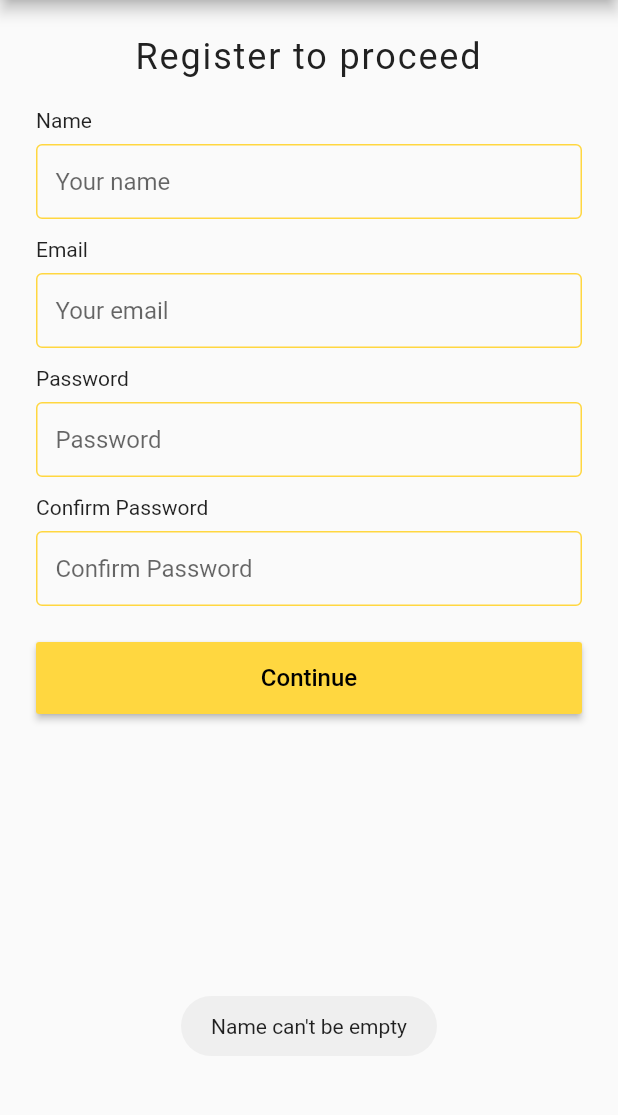
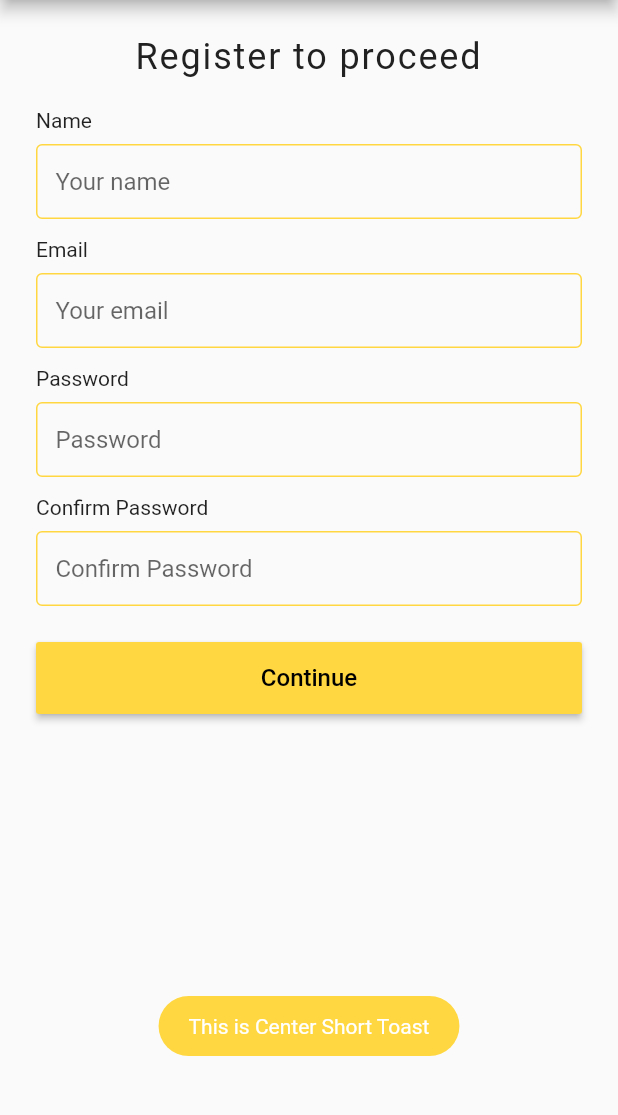
Before and after one commit to rktuhinbd/learn_flutter, a Flutter app: the screen it shows after launch, after a tap on "Continue", on a phone screen of 412 x 824 dp, the part 84-1199 px from its top. Run offline on Flutter 3.47's test engine with Material 2 defaults, Android fonts, the phone set to English and light mode, and no system bars; our stand-ins replace fluttertoast.

Commit message:
Dart SDK downgrade to version 1.22.6

```diff
--- a/lib/Employees.dart
+++ b/lib/Employees.dart
@@ -6,6 +6,6 @@ class Employees{
   String email;
   String dob;
 
-  Employees({required this.name, required this.designation, required this.phone, required this.email, required this.dob});
+  Employees({this.name, this.designation, this.phone, this.email, this.dob});
 
 }
--- a/lib/SignUp.dart
+++ b/lib/SignUp.dart
@@ -257,12 +257,13 @@ class _SignUpState extends State<SignUp> {
 
   void showToast(String message) {
     Fluttertoast.showToast(
-        msg: message,
+        msg: "This is Center Short Toast",
         toastLength: Toast.LENGTH_SHORT,
         gravity: ToastGravity.BOTTOM,
-        timeInSecForIosWeb: 1,
-        // backgroundColor: Colors.red,
-        // textColor: Colors.white,
-        fontSize: 14.0);
+        timeInSecForIos: 1,
+        backgroundColor: Colors.amberAccent,
+        textColor: Colors.white,
+        fontSize: 14.0
+    );
   }
 }
--- a/pubspec.yaml
+++ b/pubspec.yaml
@@ -18,7 +18,7 @@ publish_to: 'none' # Remove this line if you wish to publish to pub.dev
 version: 1.0.0+1
 
 environment:
-  sdk: ">=2.12.0 <3.0.0"
+  sdk: ">=2.10.5 <3.0.0"
 
 dependencies:
   flutter:
@@ -27,8 +27,8 @@ dependencies:
 
   # The following adds the Cupertino Icons font to your application.
   # Use with the CupertinoIcons class for iOS style icons.
-  cupertino_icons: ^1.0.2
-  fluttertoast: ^8.0.7
+  cupertino_icons: ^1.0.0
+  fluttertoast: ^3.1.3
 
 dev_dependencies:
   flutter_test:
```
Also changed, not shown: pubspec.lock, 1 other file.
